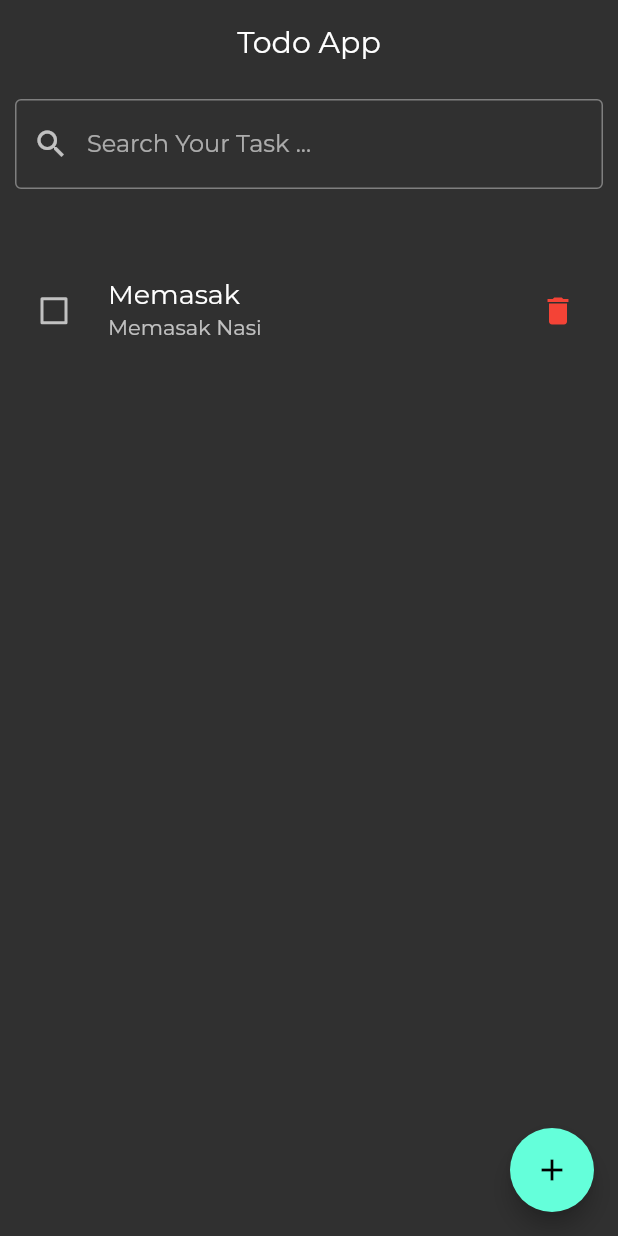
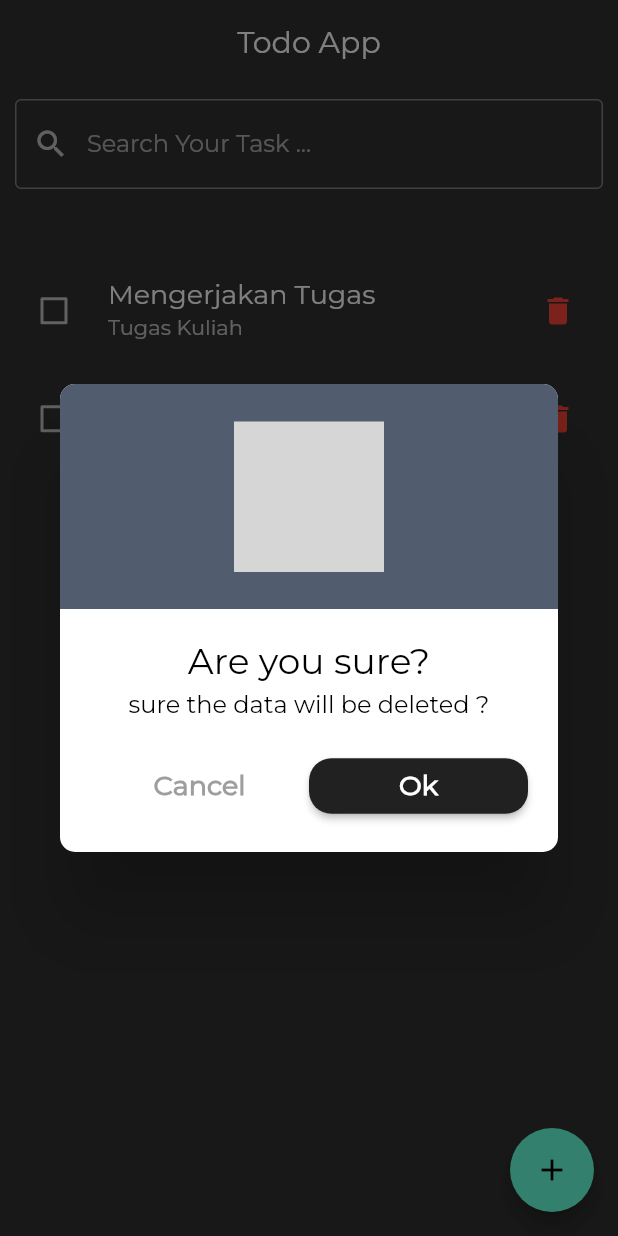
Before and after one commit to RizkiAuliaRamadhan/TodoApp-Flutter, a Flutter app: the screen it shows after launch, after a tap on the "delete" icon, on a phone screen of 412 x 824 dp. Run offline on Flutter 3.47's test engine with Material 2 defaults, Android fonts, the phone set to English and light mode, and no system bars; our stand-ins replace cool_alert; grey boxes are pictures that could not be loaded.

```diff
--- a/lib/screen/homepage.dart
+++ b/lib/screen/homepage.dart
@@ -1,5 +1,6 @@
 import 'package:flutter/material.dart';
 import 'package:todo_app/model/todo.dart';
+import 'package:cool_alert/cool_alert.dart';
 
 class HomePage extends StatefulWidget {
   HomePage({Key? key}) : super(key: key);
@@ -23,7 +24,8 @@ class _HomePageState extends State<HomePage> {
         myAppBar.preferredSize.height -
         MediaQuery.of(context).padding.top;
     double widthBody = MediaQuery.of(context).size.width;
-
+    // var coba = Hive.box("todos");
+  //  print(coba.get('title'));
     // function search
     void searchTodo(String query) {
       final todoFilter = dataTodo.where((todo) {
@@ -72,9 +74,18 @@ class _HomePageState extends State<HomePage> {
                             return CheckboxListTile(
                                 secondary: IconButton(
                                   onPressed: () {
-                                    setState(() {
-                                      todos.removeAt(index);
-                                    });
+                                    CoolAlert.show(
+                                      context: context,
+                                      type: CoolAlertType.confirm,
+                                      text: "sure the data will be deleted ?",
+                                      onConfirmBtnTap: () {
+                                        setState(() {
+                                          todos.removeAt(index);
+                                        });
+                                        Navigator.pop(context);
+                                        CoolAlert.show(context: context, type: CoolAlertType.success);
+                                      },
+                                    );
                                   },
                                   icon: Icon(Icons.delete),
                                   color: Colors.red,
--- a/pubspec.yaml
+++ b/pubspec.yaml
@@ -45,6 +45,7 @@ dev_dependencies:
   # package. See that file for information about deactivating specific lint
   # rules and activating additional ones.
   flutter_lints: ^2.0.0
+  cool_alert: ^1.1.0
 
 # For information on the generic Dart part of this file, see the
 # following page: https://dart.dev/tools/pub/pubspec
```
Also changed, not shown: pubspec.lock, 6 other files.
